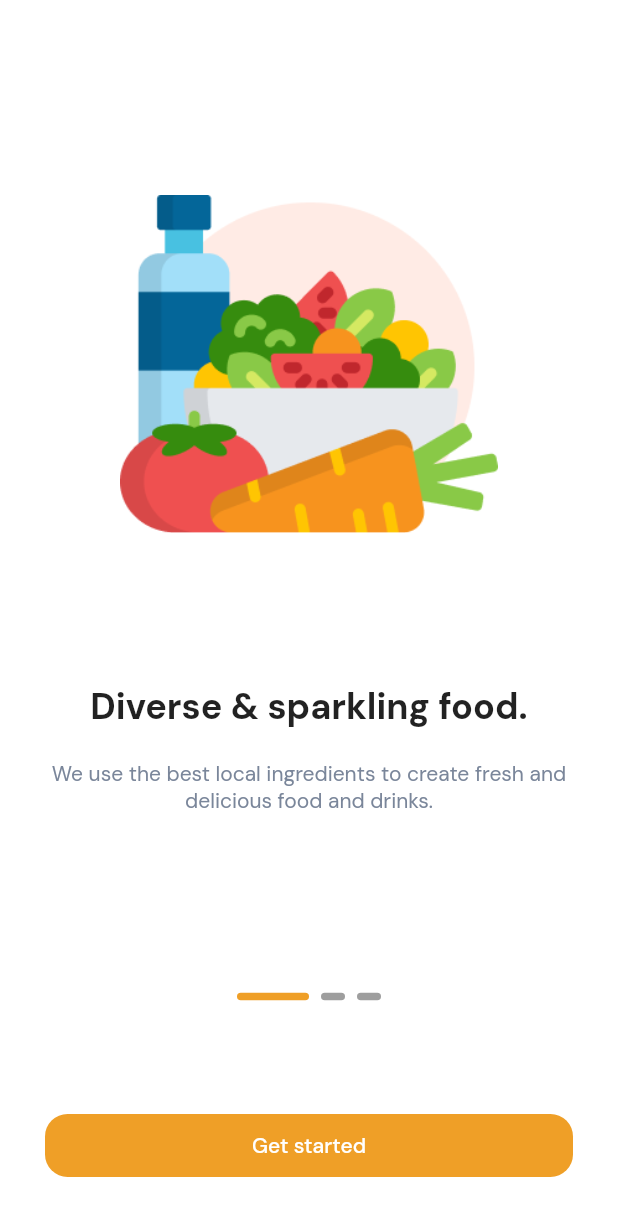
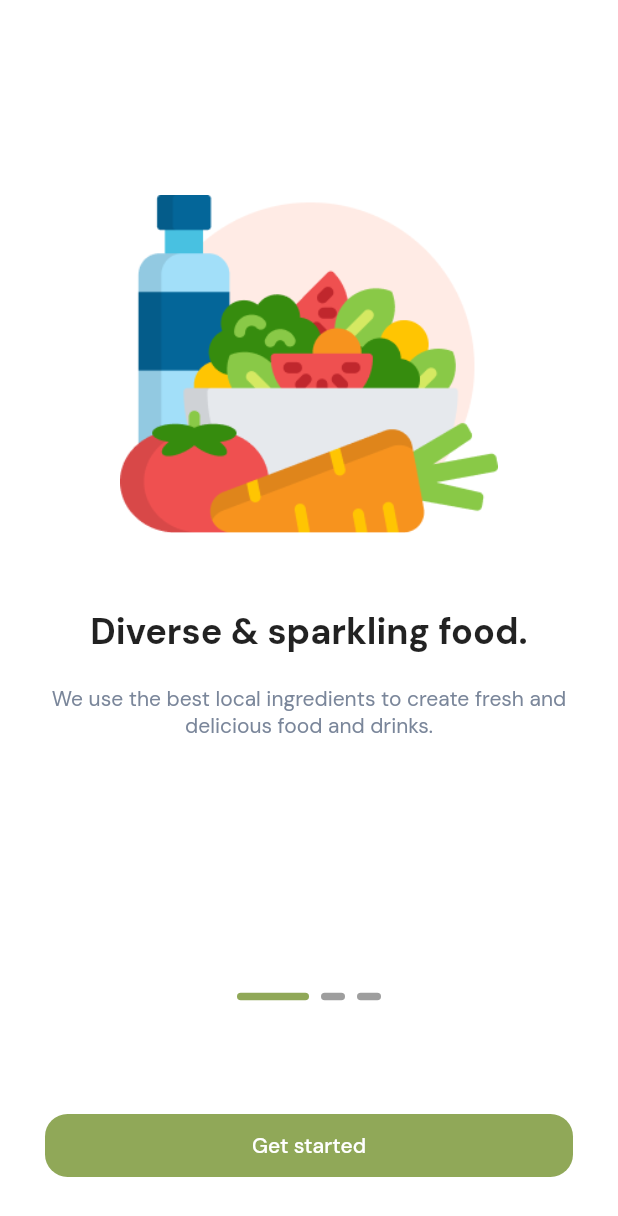
Before and after one commit to BeKam-Org/Bekam-Cross-Platform-App, a Flutter app: the screen it shows after launch, on a phone screen of 412 x 824 dp. Shown: the top 1216 px of the screen. Run offline on Flutter 3.47's test engine with Material 2 defaults, Android fonts, the light colour scheme and no system bars; drawn by our look-alikes of smooth_page_indicator; our stand-ins replace auto_route, connectivity_plus, dio, firebase_auth, firebase_core, flutter_bloc and 2 more; accounts and stored records are empty.

Commit message:
make onboarding repo and edit to good architecher

```diff
--- /dev/null
+++ b/lib/data/repository/onboarding/onboarding_repository.dart
@@ -0,0 +1,34 @@
+import 'package:bekam/data/model/onboarding_model/onboarding_model.dart';
+
+class OnboardingRepository {
+  List<OnBoardingModel> getOnBoardingModels() {
+    return [
+      OnBoardingModel(
+          'assets/images/onBoarding/on_boarding_image1.png',
+          "Diverse & sparkling food.",
+          "We use the best local ingredients to create fresh and delicious food and drinks."),
+      OnBoardingModel(
+          'assets/images/onBoarding/on_boarding_image2.png',
+          "Free shipping on all orders",
+          "Free shipping on the primary order whilst the usage of CaPay fee method."),
+      OnBoardingModel(
+          'assets/images/onBoarding/on_boarding_image3.png',
+          "+24K Restaurants",
+          "Easily find your favorite food and have it delivered in record time."),
+    ];
+  }
+}
+/*  List<OnBoardingModel> onBoardingModels = [
+    OnBoardingModel(
+        'assets/images/onBoarding/on_boarding_image1.png',
+        "Diverse & sparkling food.",
+        "We use the best local ingredients to create fresh and delicious food and drinks."),
+    OnBoardingModel(
+        'assets/images/onBoarding/on_boarding_image2.png',
+        "Free shipping on all orders",
+        "Free shipping on the primary order whilst the usage of CaPay fee method."),
+    OnBoardingModel(
+        'assets/images/onBoarding/on_boarding_image3.png',
+        "+24K Restaurants",
+        "Easily find your favorite food and have it delivered in record time."),
+  ];*/
--- a/lib/presentation/screens/on_boarding/onboarding.dart
+++ b/lib/presentation/screens/on_boarding/onboarding.dart
@@ -1,33 +1,20 @@
 // ignore_for_file: public_member_api_docs, sort_constructors_first
 import 'package:auto_route/auto_route.dart';
-import 'package:bekam/presentation/screens/on_boarding/widgets/custom_button.dart';
+import 'package:bekam/data/repository/onboarding/onboarding_repository.dart';
+import 'package:bekam/presentation/widgets/onboarding/custom_button.dart';
 import 'package:flutter/material.dart';
 import 'package:smooth_page_indicator/smooth_page_indicator.dart';
 
 import 'package:bekam/data/model/onboarding_model/onboarding_model.dart';
-import 'package:bekam/presentation/screens/on_boarding/widgets/onboarding_item.dart';
+import 'package:bekam/presentation/widgets/onboarding/onboarding_item.dart';
 
 @RoutePage()
 class OnBoardingPage extends StatelessWidget {
   OnBoardingPage({super.key});
 
-  List<OnBoardingModel> onBoardingModels = [
-    OnBoardingModel(
-        'assets/images/onBoarding/on_boarding_image1.png',
-        "Diverse & sparkling food.",
-        "We use the best local ingredients to create fresh and delicious food and drinks."),
-    OnBoardingModel(
-        'assets/images/onBoarding/on_boarding_image2.png',
-        "Free shipping on all orders",
-        "Free shipping on the primary order whilst the usage of CaPay fee method."),
-    OnBoardingModel(
-        'assets/images/onBoarding/on_boarding_image3.png',
-        "+24K Restaurants",
-        "Easily find your favorite food and have it delivered in record time."),
-  ];
-
   var onBoardingController = PageController();
-
+  final List<OnBoardingModel> onBoardingModels =
+      OnboardingRepository().getOnBoardingModels();
   @override
   Widget build(BuildContext context) {
     return Scaffold(
@@ -66,7 +53,7 @@ class OnBoardingPage extends StatelessWidget {
                       count: onBoardingModels.length,
                       effect: ExpandingDotsEffect(
                         dotHeight: 5,
-                        activeDotColor: Color.fromRGBO(239, 159, 39, 1),
+                        activeDotColor: Color.fromRGBO(144, 168, 88, 1),
                       ),
                     ),
                     CustomButton(
--- a/lib/presentation/screens/on_boarding/widgets/custom_button.dart
+++ b/lib/presentation/widgets/onboarding/custom_button.dart
@@ -20,7 +20,7 @@ class CustomButton extends StatelessWidget {
             elevation: 0,
             shape:
                 RoundedRectangleBorder(borderRadius: BorderRadius.circular(15)),
-            backgroundColor: Color.fromRGBO(239, 159, 39, 1),
+            backgroundColor: Color.fromRGBO(144, 168, 88, 1),
             maximumSize: MediaQuery.sizeOf(context)),
         onPressed: onPressed,
         child: Text(
--- a/lib/presentation/screens/on_boarding/widgets/onboarding_item.dart
+++ b/lib/presentation/widgets/onboarding/onboarding_item.dart
@@ -1,6 +1,7 @@
 import 'package:bekam/data/model/onboarding_model/onboarding_model.dart';
 import 'package:flutter/material.dart';
 
+/// This widget prefer to onBoarding item that show image , title , description by it .
 class OnBoardingItem extends StatelessWidget {
   OnBoardingItem({
     super.key,
@@ -15,7 +16,7 @@ class OnBoardingItem extends StatelessWidget {
         children: [
           Container(
             alignment: Alignment.center,
-            margin: EdgeInsets.fromLTRB(0, 0, 0, 50),
+            // margin: EdgeInsets.fromLTRB(0, 0, 0, 50),
             padding: EdgeInsets.all(50),
             child: Image.asset(
               onBoardingModel.imageUrl,
```
